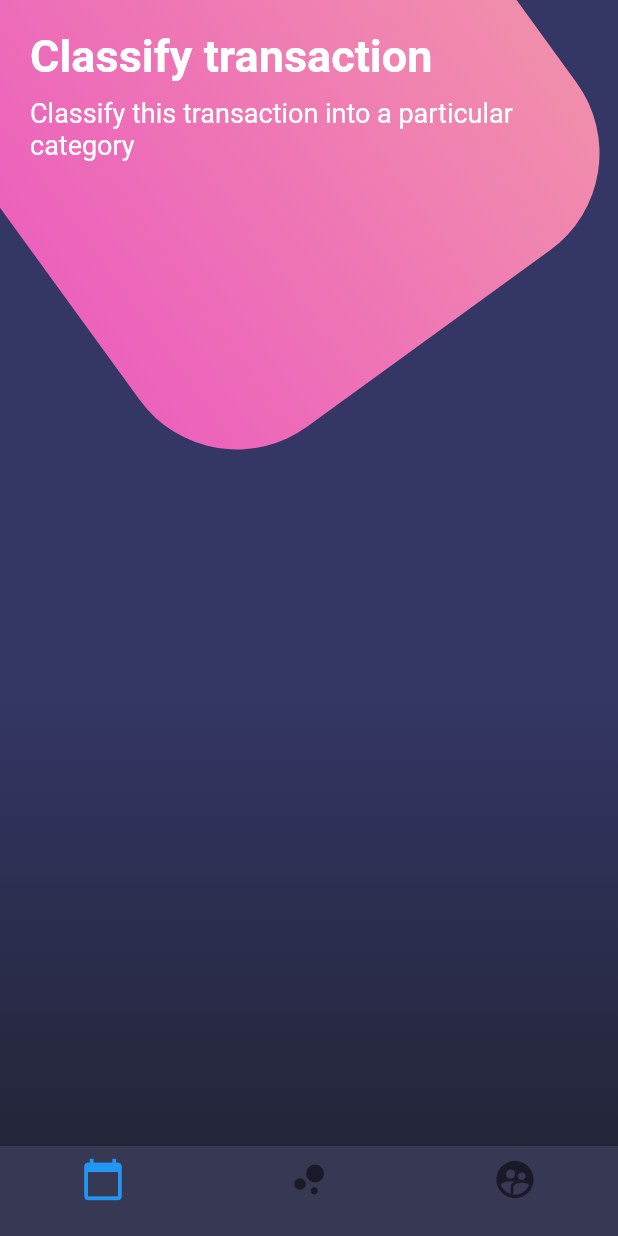
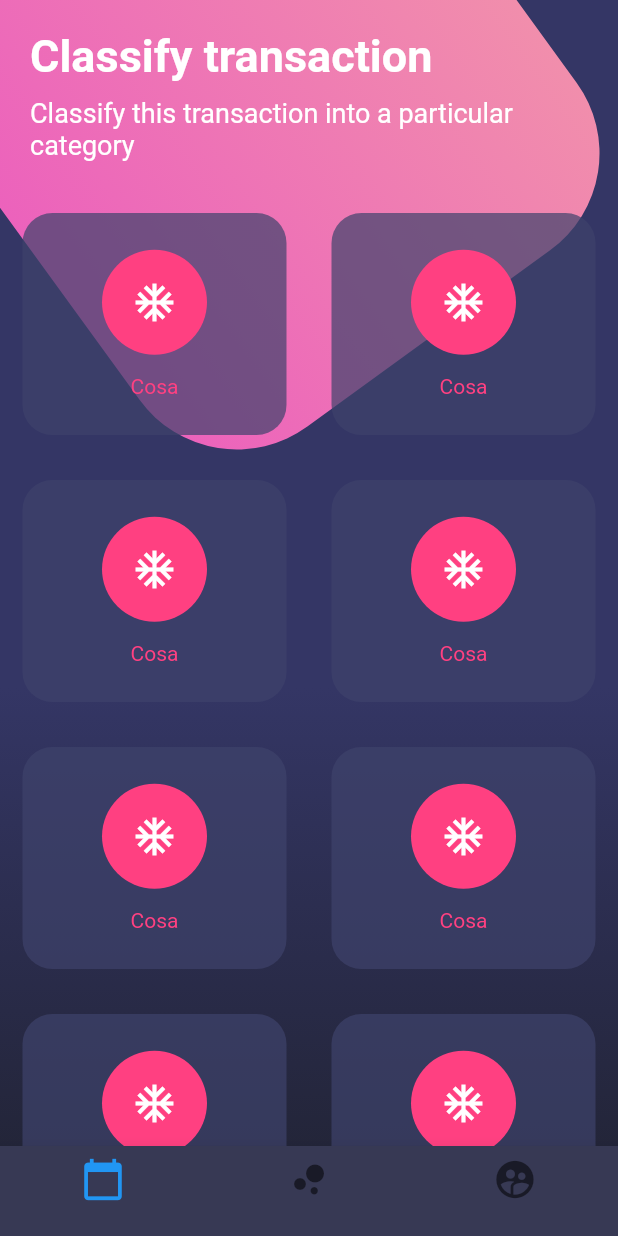
Before and after one commit to marlasantos24/disenosEnFlutter, a Flutter app: the screen it shows after launch, on a phone screen of 412 x 824 dp. Run offline on Flutter 3.47's test engine with Material 2 defaults, Android fonts, the phone set to English and light mode, and no system bars.

Commit message:
botonesPage_Table&TableRow

```diff
--- a/lib/src/pages/botones_page.dart
+++ b/lib/src/pages/botones_page.dart
@@ -16,7 +16,8 @@ class BotonesPage extends StatelessWidget {
           SingleChildScrollView(
             child: Column(
               children: <Widget>[
-                _titulos()
+                _titulos(),
+                _botonesRedondeados()
               ],
             ),
           )
@@ -112,4 +113,59 @@ class BotonesPage extends StatelessWidget {
         )
       );
   }
+
+  _botonesRedondeados() {
+    return Table(
+      children: [
+        TableRow(
+          children: [
+           _crearBotonRedondeado(),
+             _crearBotonRedondeado()
+          ]
+        ),
+        TableRow(
+          children: [
+           _crearBotonRedondeado(),
+             _crearBotonRedondeado()
+          ]
+        ),
+        TableRow(
+          children: [
+           _crearBotonRedondeado(),
+             _crearBotonRedondeado()
+          ]
+        ),
+        TableRow(
+          children: [
+           _crearBotonRedondeado(),
+             _crearBotonRedondeado()
+          ]
+        )
+      ],
+    );
+  }
+
+  _crearBotonRedondeado() {
+    return Container(
+      height: 148.0,
+      margin: EdgeInsets.all(15.0),
+      decoration: BoxDecoration(
+        color: Color.fromRGBO(62, 66, 107, 0.7),
+        borderRadius: BorderRadius.circular(20.0)
+      ),
+      child: Column(
+        mainAxisAlignment: MainAxisAlignment.spaceAround,
+        children: <Widget>[
+          SizedBox(height: 5.0),
+          CircleAvatar(
+            backgroundColor: Colors.pinkAccent,
+            radius: 35.0,
+            child: Icon(Icons.ac_unit, color: Colors.white, size: 30.0),
+          ),
+          Text('Cosa', style: TextStyle(color: Colors.pinkAccent)),
+          SizedBox(height: 5.0)
+        ],
+      ),
+    );
+  }
 }
```
